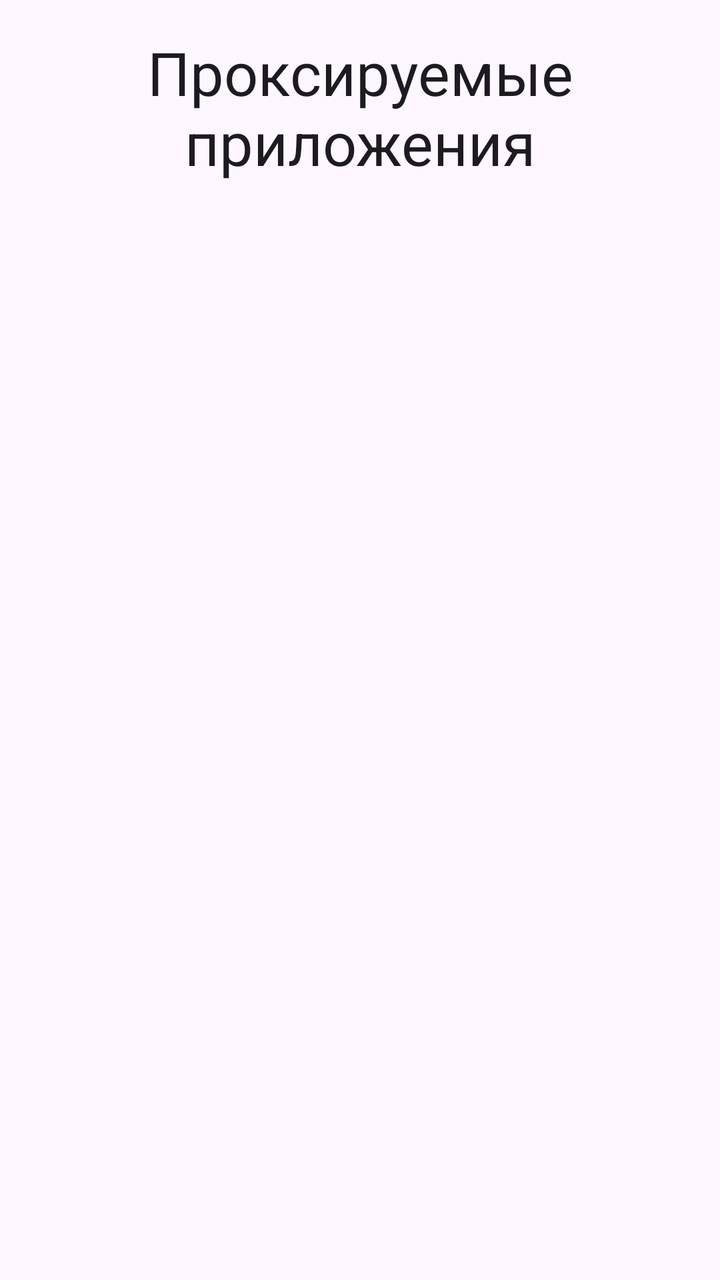
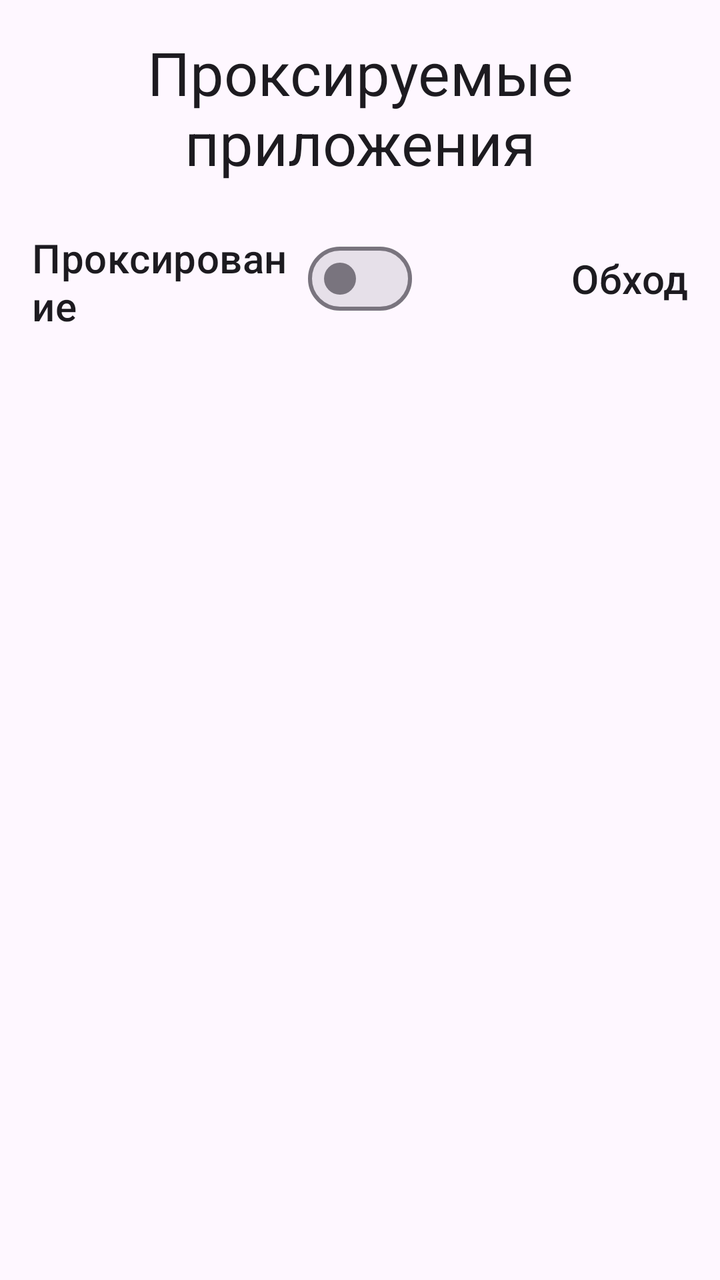

An Android layout rendered at two revisions. The XML below is the earlier revision; the diff shows what the commit changed to produce the second picture.
<!-- AndroidManifest.xml: application theme Theme.IrohProxy -->
<!-- res/layout/activity_app_chooser.xml -->
<?xml version="1.0" encoding="utf-8"?>
<androidx.constraintlayout.widget.ConstraintLayout xmlns:android="http://schemas.android.com/apk/res/android"
    xmlns:app="http://schemas.android.com/apk/res-auto"
    android:id="@+id/apps_root"
    android:layout_width="match_parent"
    android:layout_height="match_parent">

    <TextView
        android:id="@+id/page_name"
        android:layout_width="0dp"
        android:layout_height="wrap_content"
        android:layout_marginTop="16dp"
        android:gravity="center"
        android:text="@string/proxying_applications"
        android:textAppearance="?attr/textAppearanceHeadlineSmall"
        android:textSize="30sp"
        app:layout_constraintEnd_toEndOf="parent"
        app:layout_constraintStart_toStartOf="parent"
        app:layout_constraintTop_toTopOf="parent" />

    <androidx.recyclerview.widget.RecyclerView
        android:id="@+id/apps_list"
        android:layout_width="0dp"
        android:layout_height="0dp"
        android:layout_marginStart="16dp"
        android:layout_marginTop="16dp"
        android:layout_marginEnd="16dp"
        app:layout_constraintBottom_toBottomOf="parent"
        app:layout_constraintEnd_toEndOf="parent"
        app:layout_constraintStart_toStartOf="parent"
        app:layout_constraintTop_toBottomOf="@+id/page_name">

    </androidx.recyclerview.widget.RecyclerView>
</androidx.constraintlayout.widget.ConstraintLayout>
<!-- resources referenced by this layout -->
<resources>
  <string name="proxying_applications">Проксируемые приложения</string>
  <style name="Theme.IrohProxy" parent="Base.Theme.IrohProxy" />
  <style name="Base.Theme.IrohProxy" parent="Theme.Material3.DayNight.NoActionBar">
          
          
      </style>
</resources>

<!-- the commit's change to res/layout/activity_app_chooser.xml (unified diff, before → after) -->
@@ -1,6 +1,7 @@
 <?xml version="1.0" encoding="utf-8"?>
 <androidx.constraintlayout.widget.ConstraintLayout xmlns:android="http://schemas.android.com/apk/res/android"
     xmlns:app="http://schemas.android.com/apk/res-auto"
+    xmlns:tools="http://schemas.android.com/tools"
     android:id="@+id/apps_root"
     android:layout_width="match_parent"
     android:layout_height="match_parent">
@@ -18,17 +19,59 @@
         app:layout_constraintStart_toStartOf="parent"
         app:layout_constraintTop_toTopOf="parent" />
 
-    <androidx.recyclerview.widget.RecyclerView
-        android:id="@+id/apps_list"
+    <LinearLayout
         android:layout_width="0dp"
         android:layout_height="0dp"
         android:layout_marginStart="16dp"
-        android:layout_marginTop="16dp"
+        android:layout_marginTop="24dp"
         android:layout_marginEnd="16dp"
+        android:orientation="vertical"
         app:layout_constraintBottom_toBottomOf="parent"
         app:layout_constraintEnd_toEndOf="parent"
         app:layout_constraintStart_toStartOf="parent"
         app:layout_constraintTop_toBottomOf="@+id/page_name">
 
-    </androidx.recyclerview.widget.RecyclerView>
+        <LinearLayout
+            android:layout_width="match_parent"
+            android:layout_height="wrap_content"
+            android:gravity="center_vertical"
+            android:orientation="horizontal">
+
+            <com.google.android.material.textview.MaterialTextView
+                android:layout_width="0dp"
+                android:layout_height="match_parent"
+                android:layout_weight="1"
+                android:gravity="center|start"
+                android:text="@string/proxying"
+                android:textAppearance="?attr/textAppearanceTitleMedium"
+                android:textSize="20sp" />
+
+            <com.google.android.material.materialswitch.MaterialSwitch
+                android:id="@+id/bypass_switch"
+                android:layout_width="wrap_content"
+                android:layout_height="wrap_content" />
+
+            <com.google.android.material.textview.MaterialTextView
+                android:layout_width="0dp"
+                android:layout_height="match_parent"
+                android:layout_weight="1"
+                android:gravity="center|end"
+                android:text="@string/bypass"
+                android:textAppearance="?attr/textAppearanceTitleMedium"
+                android:textSize="20sp" />
+        </LinearLayout>
+
+        <androidx.recyclerview.widget.RecyclerView
+            android:id="@+id/apps_list"
+            android:layout_width="match_parent"
+            android:layout_height="match_parent"
+            android:layout_marginTop="16dp"
+            app:layout_constraintBottom_toBottomOf="parent"
+            app:layout_constraintEnd_toEndOf="parent"
+            app:layout_constraintStart_toStartOf="parent"
+            app:layout_constraintTop_toBottomOf="@+id/page_name">
+
+        </androidx.recyclerview.widget.RecyclerView>
+
+    </LinearLayout>
 </androidx.constraintlayout.widget.ConstraintLayout>
<!-- resource entries referenced after the edit -->
@@ -1,5 +1,7 @@
 <!-- resources referenced by this layout -->
 <resources>
+  <string name="bypass">Обход</string>
+  <string name="proxying">Проксирование</string>
   <string name="proxying_applications">Проксируемые приложения</string>
   <style name="Theme.IrohProxy" parent="Base.Theme.IrohProxy" />
   <style name="Base.Theme.IrohProxy" parent="Theme.Material3.DayNight.NoActionBar">
